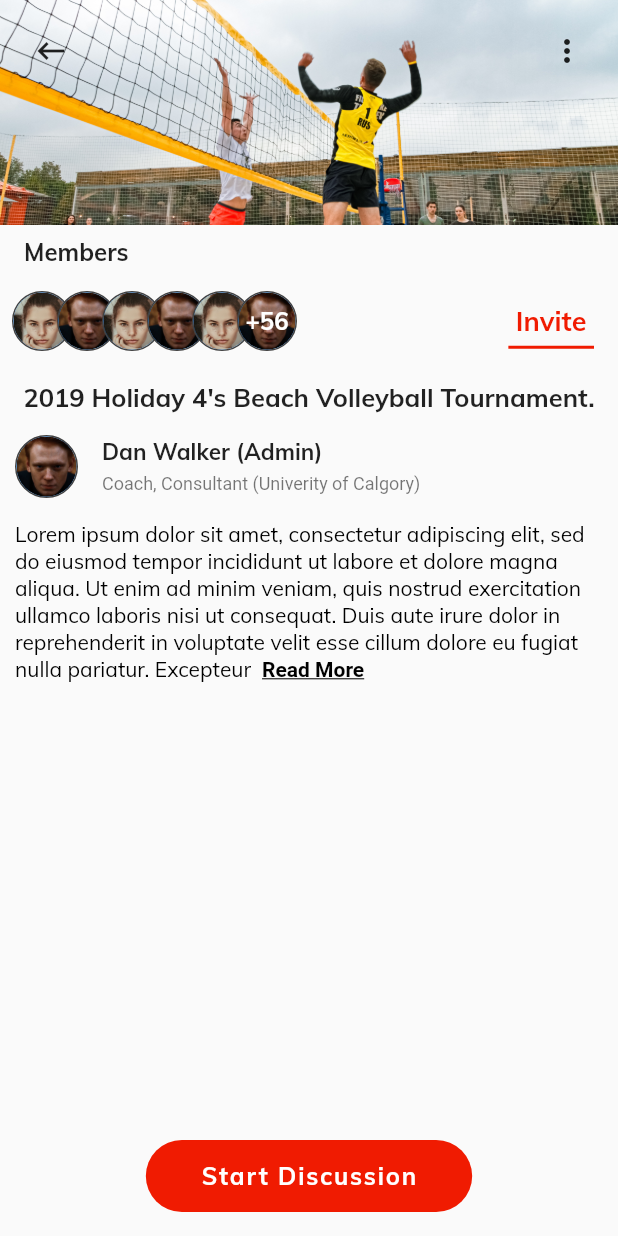
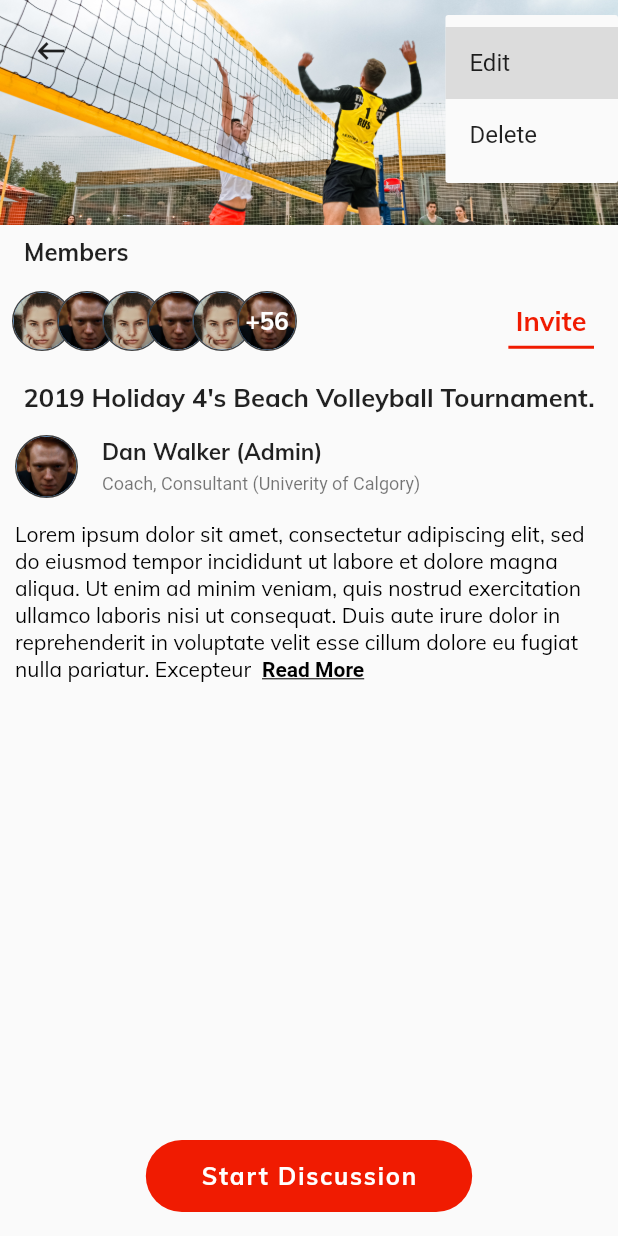
Before and after one commit to Sarbjyotsingh/athlete_platform1, a Flutter app: the GroupDetails screen opened by its route, after a tap on the "more vert" icon, on a phone screen of 412 x 824 dp. Run offline on Flutter 3.47's test engine with Material 2 defaults, Android fonts, the phone set to English and light mode, and no system bars.

Commit message:
Group details

```diff
--- a/lib/screens/group_details.dart
+++ b/lib/screens/group_details.dart
@@ -54,11 +54,32 @@ class _GroupDetailsState extends State<GroupDetails> {
                             Navigator.pop(context);
                           },
                         ),
-                        IconButton(
-                          icon: Icon(
-                            Icons.more_vert,
+                        DropdownButtonHideUnderline(
+                          child: DropdownButton(
+                            icon: Container(
+                              padding: EdgeInsets.all(3),
+                              decoration: BoxDecoration(
+                                shape: BoxShape.circle,
+                                color: Color(0xFF333333).withOpacity(0.5),
+                              ),
+                              child: Icon(
+                                Icons.more_vert,
+                                color: Color(0xFFe1e1e1),
+                              ),
+                            ),
+                            elevation: 0,
+                            onChanged: (value) {},
+                            items: <DropdownMenuItem>[
+                              DropdownMenuItem(
+                                child: Text('Edit'),
+                                value: 'Edit',
+                              ),
+                              DropdownMenuItem(
+                                child: Text('Delete'),
+                                value: 'Delete',
+                              ),
+                            ],
                           ),
-                          onPressed: () {},
                         ),
                       ],
                     ),
@@ -183,6 +204,9 @@ class _GroupDetailsState extends State<GroupDetails> {
                     ),
                   ],
                 ),
+                SizedBox(
+                  height: 70,
+                ),
               ],
             ),
           ),
--- a/lib/widgets/group_card.dart
+++ b/lib/widgets/group_card.dart
@@ -39,6 +39,7 @@ class GroupCard extends StatelessWidget {
                 child: DropdownButtonHideUnderline(
                   child: DropdownButton(
                     icon: Container(
+                      margin: EdgeInsets.only(right: 5),
                       padding: EdgeInsets.all(3),
                       decoration: BoxDecoration(
                         shape: BoxShape.circle,
```
